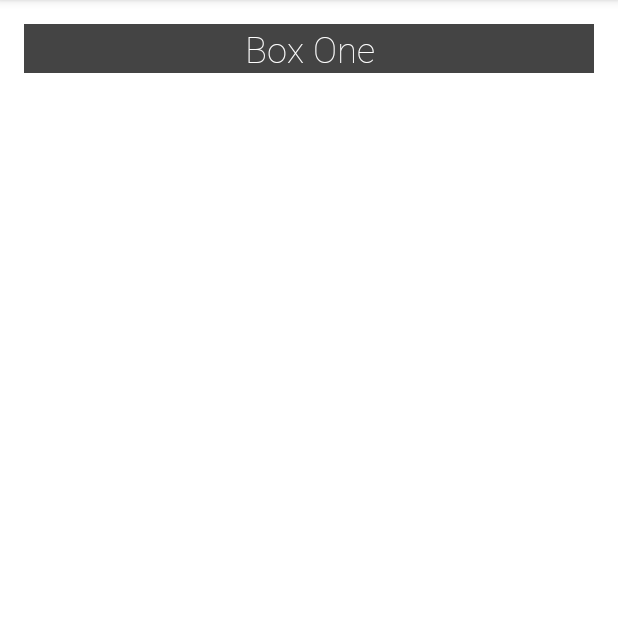
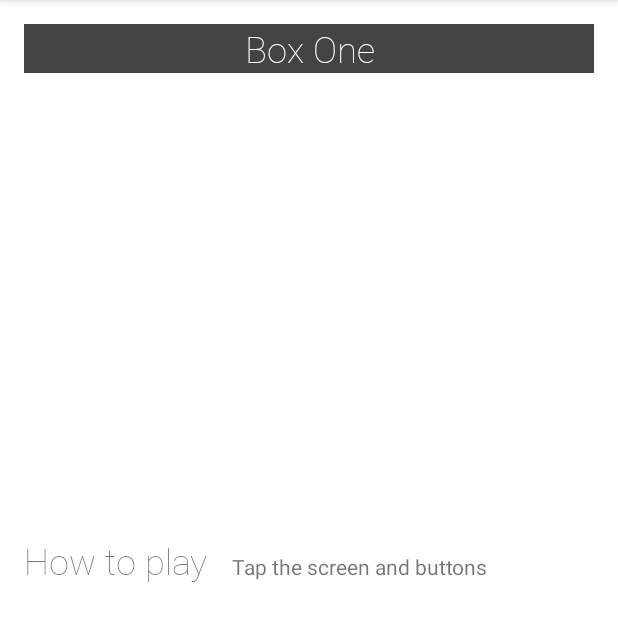
Before and after one commit to moonbear135/ColorMyView, an Android app: the screen it shows after launch (MainActivity), after a tap on "Box One", on a phone screen of 412 x 824 dp, the part 84-725 px from its top. Run offline under Robolectric (Android 15) with nearby library versions, the phone set to English and light mode, and no system bars; Roboto replaces fonts that are not available here.

Commit message:
Udacity 챕터2, 2장 29절
baseline Constraint

이상없이 진행완료

```diff
--- a/app/src/main/res/layout/activity_main.xml
+++ b/app/src/main/res/layout/activity_main.xml
@@ -74,4 +74,30 @@
         app:layout_constraintStart_toEndOf="@+id/box_two_text"
         app:layout_constraintTop_toBottomOf="@+id/box_four_text" />
 
+    <TextView
+        android:id="@+id/label_text"
+        android:layout_width="0dp"
+        android:layout_height="wrap_content"
+        android:layout_marginStart="16dp"
+        android:fontFamily="@font/roboto"
+        android:text="@string/how_to_play"
+        android:textSize="24sp"
+        app:layout_constraintBaseline_toBaselineOf="@+id/info_text"
+        app:layout_constraintStart_toStartOf="parent" />
+
+    <TextView
+        android:id="@+id/info_text"
+        android:layout_width="0dp"
+        android:layout_height="wrap_content"
+        android:layout_marginStart="16dp"
+        android:layout_marginEnd="16dp"
+        android:layout_marginBottom="16dp"
+        android:text="@string/tap_the_boxes_and_buttons"
+        app:layout_constraintBottom_toBottomOf="parent"
+        app:layout_constraintEnd_toEndOf="parent"
+        app:layout_constraintHorizontal_bias="0.0"
+        app:layout_constraintStart_toEndOf="@+id/label_text"
+        app:layout_constraintTop_toBottomOf="@+id/box_two_text"
+        app:layout_constraintVertical_bias="0.322" />
+
 </androidx.constraintlayout.widget.ConstraintLayout>
--- a/app/src/main/res/values/strings.xml
+++ b/app/src/main/res/values/strings.xml
@@ -7,4 +7,6 @@
     <string name="box_red">Box RED</string>
     <string name="box_yellow">Box YELLOW</string>
     <string name="box_green">Box GREEN</string>
+    <string name="how_to_play">How to play</string>
+    <string name="tap_the_boxes_and_buttons">Tap the screen and buttons</string>
 </resources>
```
